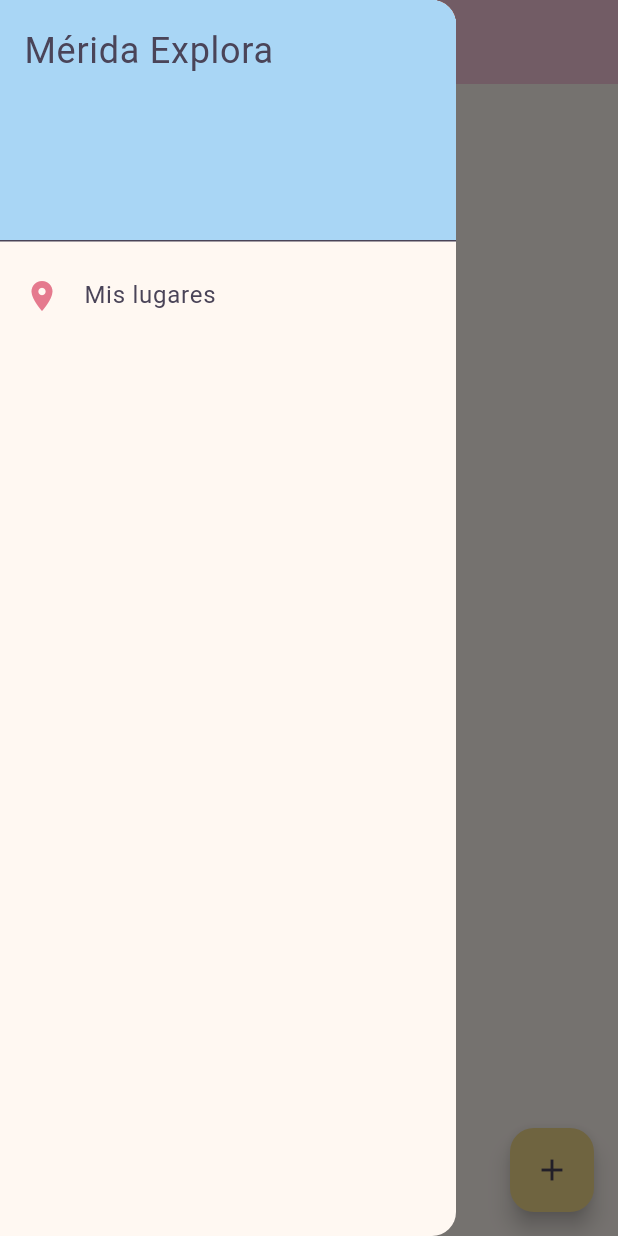
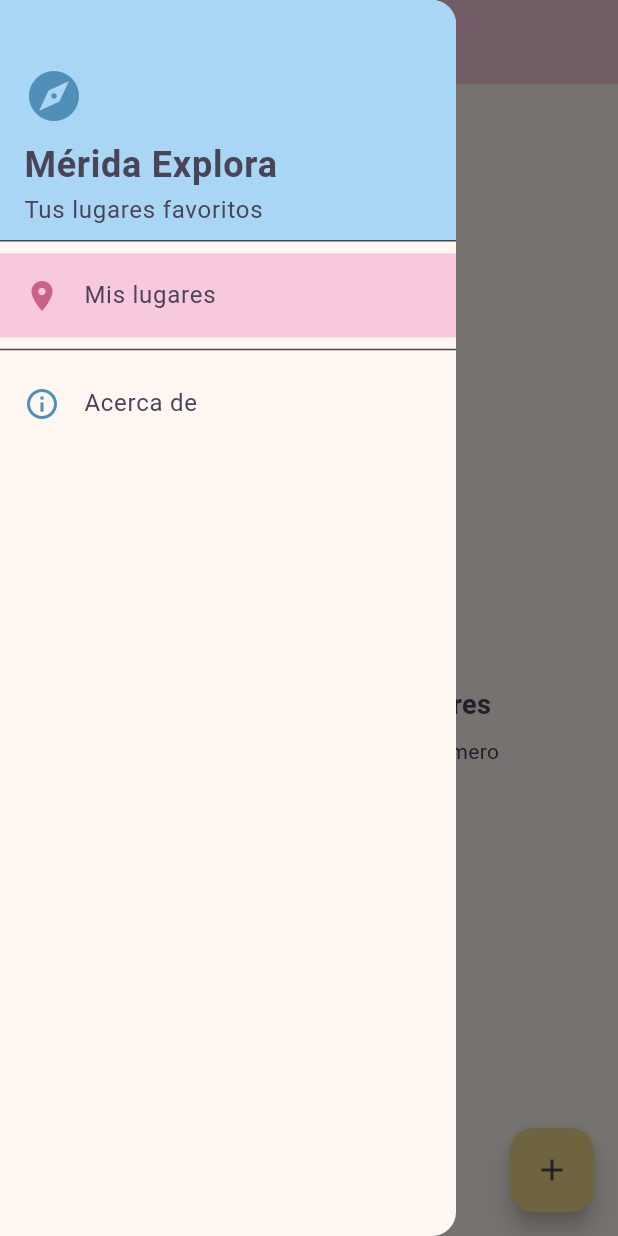
Before and after one commit to jime-nita/merida_explora, a Flutter app: the screen it shows after launch, with the side drawer open, on a phone screen of 412 x 824 dp. Run offline on Flutter 3.47's test engine with Material 3 defaults, Android fonts, the phone set to English and light mode, and no system bars; our stand-ins replace sqflite; accounts and stored records are empty.

Commit message:
Agregar rutas con nombre, menú lateral y lista de lugares con FutureBuilder

```diff
--- a/lib/main.dart
+++ b/lib/main.dart
@@ -1,5 +1,5 @@
 import 'package:flutter/material.dart';
-import 'theme/app_colors.dart';
+import 'routes/app_routes.dart';
 import 'theme/app_theme.dart';
 
 // Punto de entrada: aquí arranca la app
@@ -7,7 +7,7 @@ void main() {
   runApp(const MeridaExploraApp());
 }
 
-/// Widget raíz: configura el nombre y el tema de toda la app
+/// Widget raíz: configura el nombre, el tema y las rutas de toda la app
 class MeridaExploraApp extends StatelessWidget {
   const MeridaExploraApp({super.key});
 
@@ -17,45 +17,8 @@ class MeridaExploraApp extends StatelessWidget {
       title: 'Mérida Explora',
       debugShowCheckedModeBanner: false, // Quita la etiqueta "debug"
       theme: AppTheme.tema,
-      home: const PantallaPrueba(),
+      initialRoute: AppRoutes.lista, // Pantalla con la que inicia
+      onGenerateRoute: AppRoutes.generarRuta, // Reparte las rutas con nombre
     );
   }
 }
-
-/// Pantalla temporal para comprobar que el tema pastel funciona.
-/// Más adelante la cambiamos por las pantallas reales.
-class PantallaPrueba extends StatelessWidget {
-  const PantallaPrueba({super.key});
-
-  @override
-  Widget build(BuildContext context) {
-    return Scaffold(
-      appBar: AppBar(title: const Text('Mérida Explora')),
-      // Menú lateral
-      drawer: Drawer(
-        child: ListView(
-          children: const [
-            DrawerHeader(
-              decoration: BoxDecoration(color: AppColors.azulCielo),
-              child: Text('Mérida Explora', style: TextStyle(fontSize: 24)),
-            ),
-            ListTile(
-              leading: Icon(Icons.place, color: AppColors.error),
-              title: Text('Mis lugares'),
-            ),
-          ],
-        ),
-      ),
-      body: Center(
-        child: ElevatedButton(
-          onPressed: () {},
-          child: const Text('Hola, Mérida 🌸'),
-        ),
-      ),
-      floatingActionButton: FloatingActionButton(
-        onPressed: () {},
-        child: const Icon(Icons.add),
-      ),
-    );
-  }
-}
--- /dev/null
+++ b/lib/routes/app_routes.dart
@@ -0,0 +1,23 @@
+import 'package:flutter/material.dart';
+import '../screens/lista_lugares_screen.dart';
+
+/// Nombres de las pantallas y la forma de llegar a cada una.
+/// Así evitamos escribir textos sueltos por toda la app.
+class AppRoutes {
+  AppRoutes._();
+
+  // Nombres de las rutas (más adelante agregamos detalle y formulario)
+  static const String lista = '/';
+
+  /// Flutter llama a esta función cada vez que se navega a una ruta con nombre
+  static Route<dynamic> generarRuta(RouteSettings settings) {
+    switch (settings.name) {
+      case lista:
+      default:
+        return MaterialPageRoute(
+          builder: (_) => const ListaLugaresScreen(),
+          settings: settings,
+        );
+    }
+  }
+}
--- /dev/null
+++ b/lib/screens/lista_lugares_screen.dart
@@ -0,0 +1,172 @@
+import 'package:flutter/material.dart';
+import 'package:intl/intl.dart';
+import '../data/lugar_repositorio.dart';
+import '../data/lugar_repositorio_sqlite.dart';
+import '../models/lugar.dart';
+import '../routes/app_routes.dart';
+import '../theme/app_colors.dart';
+import '../widgets/foto_lugar.dart';
+import '../widgets/menu_lateral.dart';
+
+/// Pantalla principal: muestra la lista de lugares guardados.
+class ListaLugaresScreen extends StatefulWidget {
+  const ListaLugaresScreen({super.key});
+
+  @override
+  State<ListaLugaresScreen> createState() => _ListaLugaresScreenState();
+}
+
+class _ListaLugaresScreenState extends State<ListaLugaresScreen> {
+  // Usamos el contrato (LugarRepositorio), no SQLite directamente
+  final LugarRepositorio _repositorio = LugarRepositorioSqlite.instancia;
+
+  // Guardamos el Future para que FutureBuilder no lo repita en cada redibujo
+  late Future<List<Lugar>> _futuroLugares;
+
+  @override
+  void initState() {
+    super.initState();
+    _futuroLugares = _repositorio.obtenerTodos();
+  }
+
+  /// Vuelve a leer los lugares de la base de datos
+  void _recargar() {
+    setState(() {
+      _futuroLugares = _repositorio.obtenerTodos();
+    });
+  }
+
+  /// TEMPORAL: guarda un lugar de prueba para ver la base de datos funcionando
+  Future<void> _agregarLugarDePrueba() async {
+    try {
+      await _repositorio.insertar(
+        Lugar(
+          nombre: 'Lugar de prueba',
+          categoria: 'Parque',
+          opinion: 'Un lugar bonito para probar la base de datos',
+          fecha: DateTime.now(),
+          latitud: 20.9674,
+          longitud: -89.5926,
+        ),
+      );
+      _recargar();
+    } on RepositorioException catch (e) {
+      // Si falla, mostramos un mensaje en vez de cerrar la app
+      if (!mounted) return;
+      ScaffoldMessenger.of(context).showSnackBar(
+        SnackBar(content: Text(e.mensaje)),
+      );
+    }
+  }
+
+  @override
+  Widget build(BuildContext context) {
+    return Scaffold(
+      appBar: AppBar(title: const Text('Mis lugares')),
+      drawer: const MenuLateral(rutaActual: AppRoutes.lista),
+      body: FutureBuilder<List<Lugar>>(
+        future: _futuroLugares,
+        builder: (context, snapshot) {
+          // 1) Cargando: círculo de progreso
+          if (snapshot.connectionState == ConnectionState.waiting) {
+            return const Center(
+              child: CircularProgressIndicator(color: AppColors.rosaProfundo),
+            );
+          }
+
+          // 2) Error: mensaje y botón para reintentar
+          if (snapshot.hasError) {
+            return _vistaError(snapshot.error);
+          }
+
+          final lugares = snapshot.data ?? [];
+
+          // 3) Sin lugares todavía: mensaje amable
+          if (lugares.isEmpty) {
+            return _vistaVacia();
+          }
+
+          // 4) Hay lugares: lista de tarjetas
+          return ListView.builder(
+            padding: const EdgeInsets.all(12),
+            itemCount: lugares.length,
+            itemBuilder: (context, indice) => _tarjeta(lugares[indice]),
+          );
+        },
+      ),
+      floatingActionButton: FloatingActionButton(
+        onPressed: _agregarLugarDePrueba, // Temporal
+        tooltip: 'Agregar lugar',
+        child: const Icon(Icons.add),
+      ),
+    );
+  }
+
+  /// Tarjeta de un lugar en la lista
+  Widget _tarjeta(Lugar lugar) {
+    final fecha = DateFormat('dd/MM/yyyy').format(lugar.fecha);
+
+    return Card(
+      color: Colors.white,
+      margin: const EdgeInsets.only(bottom: 12),
+      shape: RoundedRectangleBorder(borderRadius: BorderRadius.circular(16)),
+      child: ListTile(
+        contentPadding: const EdgeInsets.all(12),
+        leading: FotoLugar(lugar: lugar),
+        title: Text(
+          lugar.nombre,
+          style: const TextStyle(fontWeight: FontWeight.bold),
+        ),
+        subtitle: Text('${lugar.categoria} · $fecha'),
+        trailing: const Icon(Icons.chevron_right),
+        onTap: () {
+          // Más adelante aquí se abrirá la pantalla de detalle
+        },
+      ),
+    );
+  }
+
+  /// Pantalla cuando no hay lugares guardados
+  Widget _vistaVacia() {
+    return const Center(
+      child: Padding(
+        padding: EdgeInsets.all(24),
+        child: Column(
+          mainAxisSize: MainAxisSize.min,
+          children: [
+            Icon(Icons.explore_outlined, size: 72, color: AppColors.azulProfundo),
+            SizedBox(height: 16),
+            Text(
+              'Aún no has guardado lugares',
+              style: TextStyle(fontSize: 18, fontWeight: FontWeight.bold),
+            ),
+            SizedBox(height: 8),
+            Text('Toca el botón + para agregar el primero'),
+          ],
+        ),
+      ),
+    );
+  }
+
+  /// Pantalla cuando algo falló al cargar
+  Widget _vistaError(Object? error) {
+    return Center(
+      child: Padding(
+        padding: const EdgeInsets.all(24),
+        child: Column(
+          mainAxisSize: MainAxisSize.min,
+          children: [
+            const Icon(Icons.error_outline, size: 56, color: AppColors.error),
+            const SizedBox(height: 16),
+            Text(error.toString(), textAlign: TextAlign.center),
+            const SizedBox(height: 16),
+            ElevatedButton(
+              onPressed: _recargar,
+              child: const Text('Reintentar'),
+            ),
+          ],
+        ),
+      ),
+    );
+  }
+}
--- /dev/null
+++ b/lib/widgets/menu_lateral.dart
@@ -0,0 +1,86 @@
+import 'package:flutter/material.dart';
+import '../routes/app_routes.dart';
+import '../theme/app_colors.dart';
+
+/// Menú lateral (Drawer) de toda la app.
+class MenuLateral extends StatelessWidget {
+  /// Ruta de la pantalla actual, para resaltar su opción
+  final String rutaActual;
+
+  const MenuLateral({super.key, required this.rutaActual});
+
+  @override
+  Widget build(BuildContext context) {
+    return Drawer(
+      child: ListView(
+        padding: EdgeInsets.zero,
+        children: [
+          const DrawerHeader(
+            decoration: BoxDecoration(color: AppColors.azulCielo),
+            child: Column(
+              crossAxisAlignment: CrossAxisAlignment.start,
+              mainAxisAlignment: MainAxisAlignment.end,
+              children: [
+                Icon(Icons.explore, size: 40, color: AppColors.azulProfundo),
+                SizedBox(height: 8),
+                Text(
+                  'Mérida Explora',
+                  style: TextStyle(fontSize: 24, fontWeight: FontWeight.bold),
+                ),
+                Text('Tus lugares favoritos'),
+              ],
+            ),
+          ),
+          _opcion(
+            context,
+            icono: Icons.place,
+            texto: 'Mis lugares',
+            ruta: AppRoutes.lista,
+          ),
+          const Divider(),
+          ListTile(
+            leading: const Icon(Icons.info_outline, color: AppColors.azulProfundo),
+            title: const Text('Acerca de'),
+            onTap: () {
+              Navigator.pop(context); // Cierra el menú
+              showAboutDialog(
+                context: context,
+                applicationName: 'Mérida Explora',
+                applicationVersion: '1.0.0',
+                children: const [
+                  Text('Guarda los lugares que descubres en Mérida con '
+                      'foto, tu opinión y su ubicación.'),
+                ],
+              );
+            },
+          ),
+        ],
+      ),
+    );
+  }
+
+  /// Crea una opción del menú. Si es la pantalla actual, se resalta en rosa.
+  Widget _opcion(
+      BuildContext context, {
+        required IconData icono,
+        required String texto,
+        required String ruta,
+      }) {
+    final estaSeleccionada = ruta == rutaActual;
+
+    return ListTile(
+      leading: Icon(icono, color: AppColors.rosaProfundo),
+      title: Text(texto),
+      selected: estaSeleccionada,
+      selectedTileColor: AppColors.rosa,
+      selectedColor: AppColors.texto,
+      onTap: () {
+        Navigator.pop(context); // Cierra el menú
+        // Solo navega si no estamos ya en esa pantalla
+        if (!estaSeleccionada) {
+          Navigator.pushReplacementNamed(context, ruta);
+        }
+      },
+    );
+  }
+}
```
Also changed, not shown: lib/widgets/foto_lugar.dart (added, +57 -0 lines).
